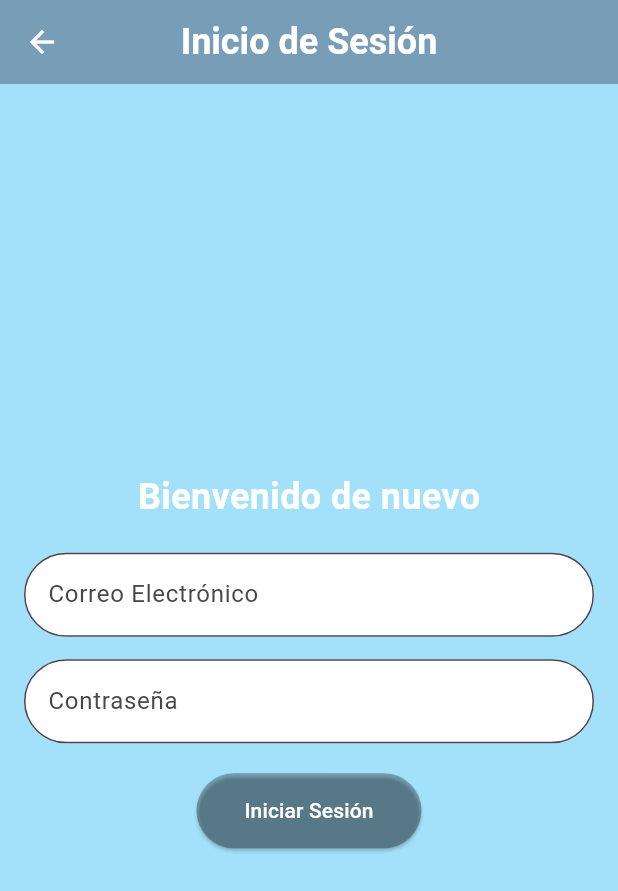
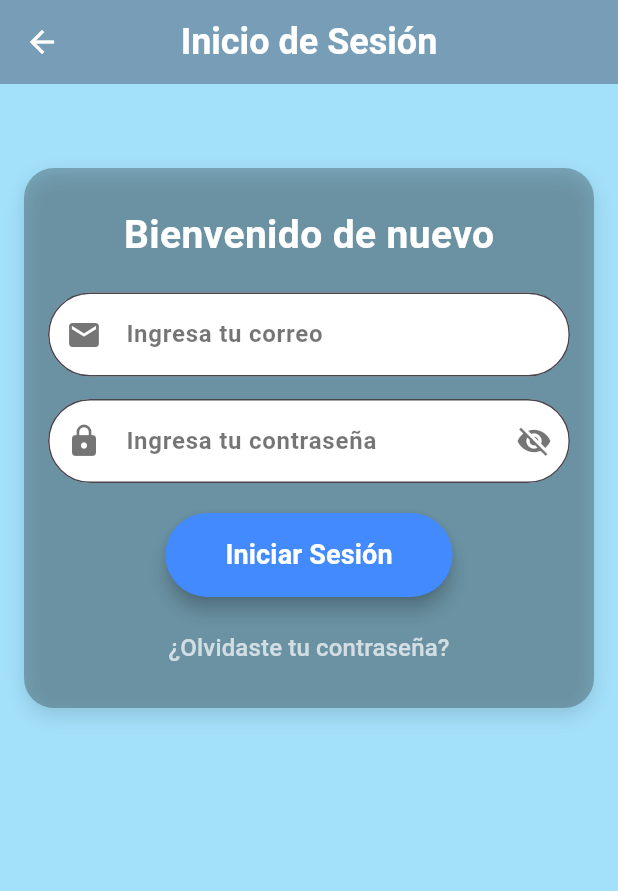
Before and after one commit to Armando-Riv/pruebas, a Flutter app: the screen it shows after launch, after a tap on "Iniciar sesión", on a phone screen of 412 x 824 dp. Shown: the top 891 px of the screen. Run offline on Flutter 3.47's test engine with Material 3 defaults, Android fonts, the phone set to English and light mode, and no system bars; our stand-ins replace firebase_auth, firebase_core; accounts and stored records are empty; network calls fail.

Commit message:
Mejoras Registro Usuarios en cuanto a lo grafico

```diff
--- a/lib/login_screen.dart
+++ b/lib/login_screen.dart
@@ -10,6 +10,8 @@ class _LoginScreenState extends State<LoginScreen> {
   final _emailController = TextEditingController();
   final _passwordController = TextEditingController();
   final _auth = FirebaseAuth.instance;
+
+  bool _isPasswordVisible = false;
 
   // Función para iniciar sesión
   Future<void> _login() async {
@@ -50,62 +52,123 @@ class _LoginScreenState extends State<LoginScreen> {
         ),
       ),
       backgroundColor: const Color.fromARGB(198, 137, 215, 249),
-      body: Center(
-        child: Padding(
+      body: SingleChildScrollView(
         padding: const EdgeInsets.all(16.0),
         child: Column(
-            mainAxisAlignment: MainAxisAlignment.center,
-            crossAxisAlignment: CrossAxisAlignment.center,
+          crossAxisAlignment: CrossAxisAlignment.start, // Alineación a la izquierda
           children: [
+            const SizedBox(height: 20), // Espacio inicial
+
+            const SizedBox(height: 20),
+            Container(
+
+              padding: const EdgeInsets.all(16.0),
+              decoration: BoxDecoration(
+                color: Colors.black26,
+                borderRadius: BorderRadius.circular(20.0),
+                boxShadow: [
+                  BoxShadow(
+                    color: Colors.black12,
+                    blurRadius: 10.0,
+                    offset: Offset(0, 5),
+                  ),
+                ],
+              ),
+              child: Column(
+                children: [
+                  const SizedBox(height: 10),
                   const Text(
                     'Bienvenido de nuevo',
                     style: TextStyle(
-                  fontSize: 24,
+                      fontSize: 26,
                       fontWeight: FontWeight.bold,
                       color: Colors.white,
                     ),
                   ),
                   const SizedBox(height: 20),
+                  // Campo de correo electrónico con ícono
                   TextField(
                     controller: _emailController,
                     keyboardType: TextInputType.emailAddress,
                     decoration: InputDecoration(
-                  labelText: 'Correo Electrónico',
+                      hintText: 'Ingresa tu correo',
+                      hintStyle: const TextStyle(color: Colors.black54, fontWeight: FontWeight.bold),
                       filled: true,
                       fillColor: Colors.white,
+                      prefixIcon: const Icon(Icons.email, color: Colors.black54),
                       border: OutlineInputBorder(
-                    borderRadius: BorderRadius.circular(30.0), // Borde redondeado
+                        borderRadius: BorderRadius.circular(30.0),
+                      ),
+                      focusedBorder: OutlineInputBorder(
+                        borderRadius: BorderRadius.circular(30.0),
+                        borderSide: const BorderSide(color: Colors.blue),
                       ),
                     ),
                   ),
                   const SizedBox(height: 15),
+                  // Campo de contraseña con ícono y botón de visibilidad
                   TextField(
                     controller: _passwordController,
-                obscureText: true,
+                    obscureText: !_isPasswordVisible,
                     decoration: InputDecoration(
-                  labelText: 'Contraseña',
+                      hintText: 'Ingresa tu contraseña',
+                      hintStyle: const TextStyle(color: Colors.black54, fontWeight: FontWeight.bold),
                       filled: true,
                       fillColor: Colors.white,
+                      prefixIcon: const Icon(Icons.lock, color: Colors.black54),
+                      suffixIcon: IconButton(
+                        icon: Icon(
+                          _isPasswordVisible ? Icons.visibility : Icons.visibility_off,
+                          color: Colors.black54,
+                        ),
+                        onPressed: () {
+                          setState(() {
+                            _isPasswordVisible = !_isPasswordVisible;
+                          });
+                        },
+                      ),
                       border: OutlineInputBorder(
-                    borderRadius: BorderRadius.circular(30.0), // Borde redondeado
+                        borderRadius: BorderRadius.circular(30.0),
+                      ),
+                      focusedBorder: OutlineInputBorder(
+                        borderRadius: BorderRadius.circular(30.0),
+                        borderSide: const BorderSide(color: Colors.blue),
                       ),
                     ),
                   ),
                   const SizedBox(height: 20),
+                  // Botón de inicio de sesión estilizado
                   ElevatedButton(
                     onPressed: _login,
                     style: ElevatedButton.styleFrom(
-                  backgroundColor: Colors.black26,
+                      backgroundColor: Colors.blueAccent,
                       foregroundColor: Colors.white,
-                  minimumSize: const Size(150, 50),
+                      padding: const EdgeInsets.symmetric(horizontal: 40, vertical: 15),
                       shape: RoundedRectangleBorder(
-                    borderRadius: BorderRadius.circular(30.0), // Botón redondeado
+                        borderRadius: BorderRadius.circular(30.0),
+                      ),
+                      elevation: 5,
+                    ),
+                    child: const Text(
+                      'Iniciar Sesión',
+                      style: TextStyle(fontSize: 18, fontWeight: FontWeight.bold),
                     ),
                   ),
-                child: const Text('Iniciar Sesión'),
+                  const SizedBox(height: 10),
+                  // Link para recuperación de contraseña
+                  TextButton(
+                    onPressed: () {
+                      // Aquí podrías implementar la lógica para la recuperación de contraseña
+                    },
+                    child: const Text(
+                      '¿Olvidaste tu contraseña?',
+                      style: TextStyle(color: Colors.white70, fontSize: 16),
+                    ),
                   ),
                 ],
               ),
+            ),
+          ],
         ),
       ),
     );
--- a/lib/main.dart
+++ b/lib/main.dart
@@ -20,6 +20,7 @@ class MyApp extends StatelessWidget {
         '/login': (context) => LoginScreen(),
         '/register': (context) => RegisterScreen(), // Pantalla de registro
         '/home': (context) => HomeScreen(), // Pantalla principal
+
       },
     );
   }
```
Also changed, not shown: lib/register_screen.dart (+25 -21 lines). Lines whose indentation alone changed are shown as unchanged.
